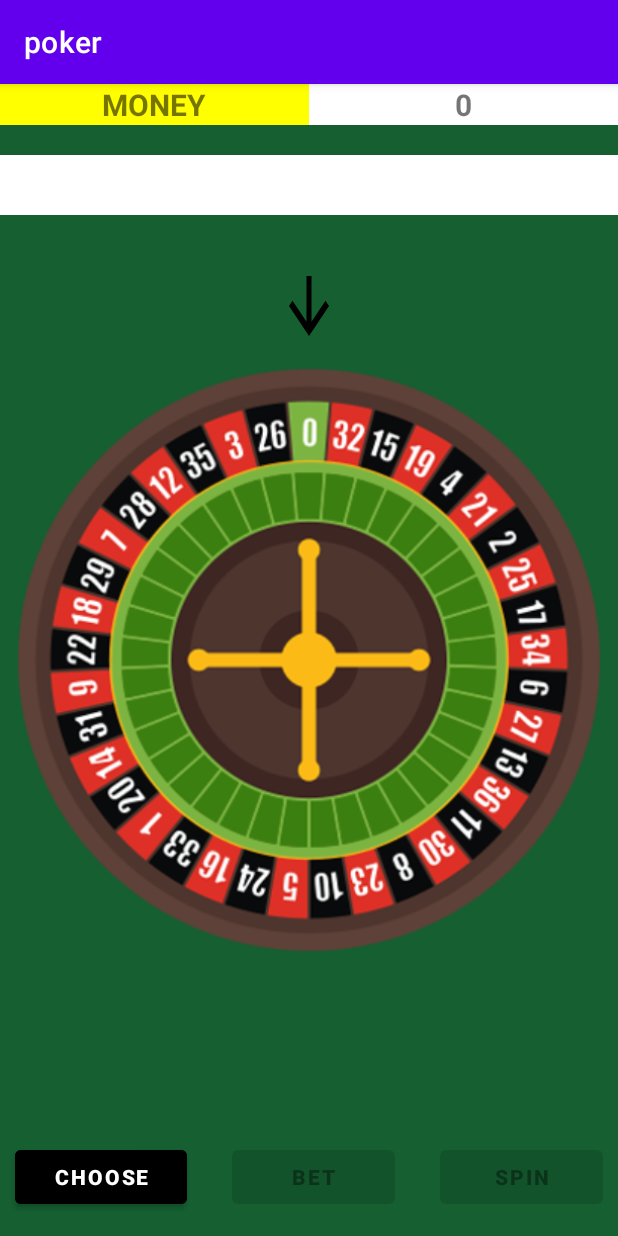
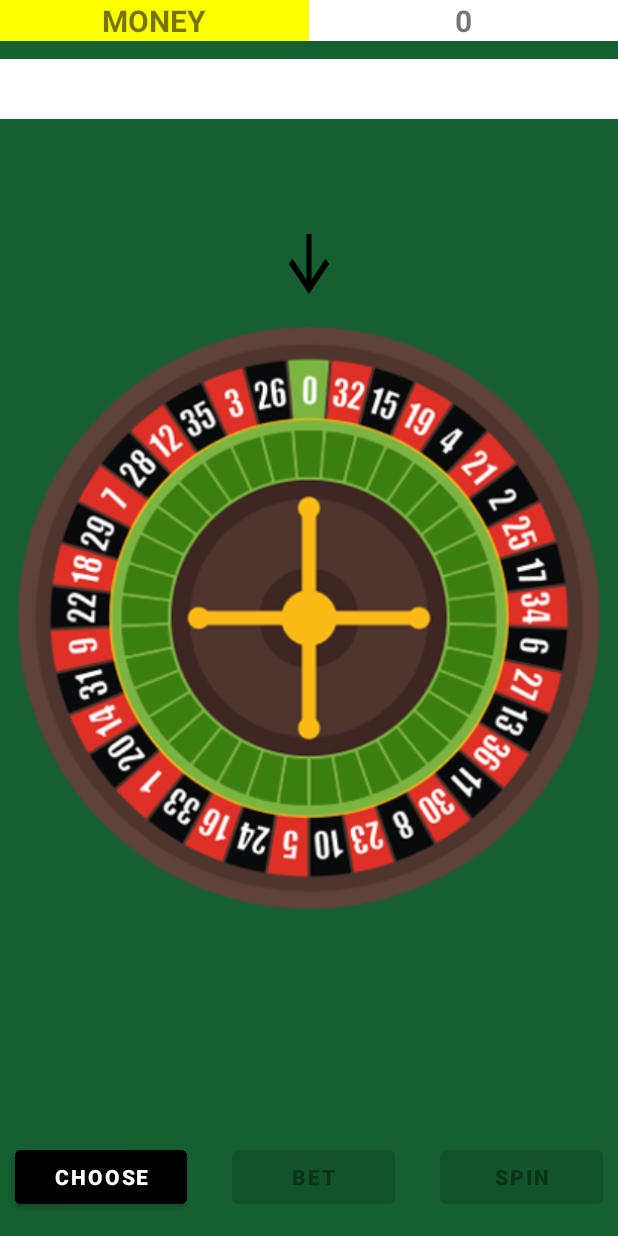
Before and after one commit to leejy12/poker, an Android app: the RouletteActivity screen opened directly, with no data from a screen before it, on a phone screen of 412 x 824 dp. Run offline under Robolectric (Android 15) with nearby library versions, the phone set to English and light mode, and no system bars; our stand-ins replace Volley; network calls fail.

Commit message:
some changes

```diff
--- a/app/build.gradle
+++ b/app/build.gradle
@@ -9,7 +9,7 @@ android {
 
     defaultConfig {
         applicationId "com.example.poker"
-        minSdk 30
+        minSdk 26
         targetSdk 32
         versionCode 1
         versionName "1.0"
--- a/app/src/main/AndroidManifest.xml
+++ b/app/src/main/AndroidManifest.xml
@@ -24,6 +24,7 @@
         tools:targetApi="31">
         <activity
             android:name=".RouletteActivity"
+            android:theme="@style/FullScreenTheme"
             android:exported="false" />
         <activity
             android:name=".SlotActivity"
@@ -32,6 +33,7 @@
             android:screenOrientation="landscape" />
         <activity
             android:name=".PokerActivity"
+            android:theme="@style/FullScreenTheme"
             android:exported="false" />
         <activity
             android:name=".SignupActivity"
@@ -44,6 +46,7 @@
             android:exported="false" />
         <activity
             android:name=".MainActivity"
+            android:theme="@style/FullScreenTheme"
             android:exported="true">
             <intent-filter>
                 <action android:name="android.intent.action.MAIN" />
--- a/app/src/main/res/layout/activity_roulette.xml
+++ b/app/src/main/res/layout/activity_roulette.xml
@@ -82,7 +82,7 @@
         android:background="#ffffff"
         android:layout_width="match_parent"
         android:layout_height="wrap_content"
-        android:layout_marginTop="20dp"
+        android:layout_marginTop="12dp"
         app:layout_constraintTop_toBottomOf="@id/resultlinear">
         <TextView
             android:id="@+id/resultTv"
--- a/app/src/main/res/values/strings.xml
+++ b/app/src/main/res/values/strings.xml
@@ -1,5 +1,5 @@
 <resources>
-    <string name="app_name">poker</string>
+    <string name="app_name">Casino</string>
     <!-- TODO: Remove or change this placeholder text -->
     <string name="hello_blank_fragment">Hello blank fragment</string>
 
--- a/app/src/main/res/values/themes.xml
+++ b/app/src/main/res/values/themes.xml
@@ -2,8 +2,8 @@
     <!-- Base application theme. -->
     <style name="Theme.Poker" parent="Theme.MaterialComponents.DayNight.DarkActionBar">
         <!-- Primary brand color. -->
-        <item name="colorPrimary">@color/purple_500</item>
-        <item name="colorPrimaryVariant">@color/purple_700</item>
+        <item name="colorPrimary">#FF660000</item>
+        <item name="colorPrimaryVariant">#FF660000</item>
         <item name="colorOnPrimary">@color/white</item>
         <!-- Secondary brand color. -->
         <item name="colorSecondary">@color/teal_200</item>
@@ -12,7 +12,7 @@
         <!-- Status bar color. -->
         <item name="android:statusBarColor" tools:targetApi="l">?attr/colorPrimaryVariant</item>
         <!-- Customize your theme here. --></style>
-    <style name="FullScreenTheme" parent="Theme.AppCompat.Light.NoActionBar">
+    <style name="FullScreenTheme" parent="Theme.MaterialComponents.DayNight.NoActionBar">
         <item name="android:windowFullscreen">true</item>
     </style>
 </resources>
```
Also changed, not shown: app/src/main/java/com/example/poker/PokerActivity.kt (+9 -0 lines).
